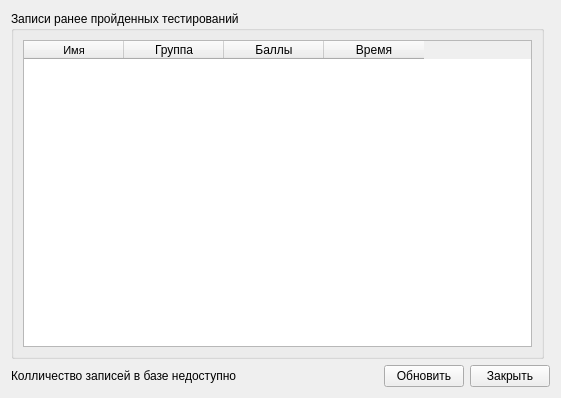
This is hash/historyform.ui in sergeystarkov/kr_hash as Qt 5 draws it before an edit. The edited form follows.
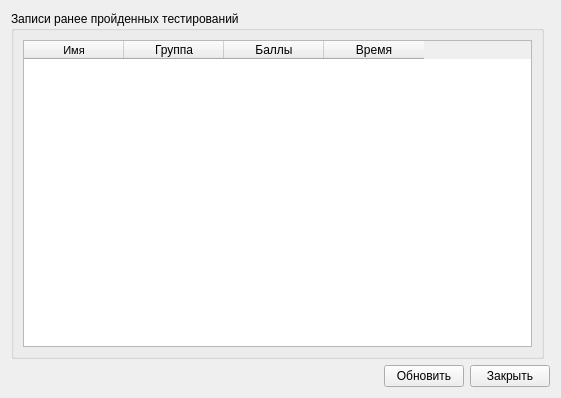
This is the edited form.

Diff of the .ui file:
```diff
--- a/hash/historyform.ui
+++ b/hash/historyform.ui
@@ -68,13 +68,6 @@
    </item>
    <item row="1" column="0" colspan="2">
     <layout class="QHBoxLayout" name="horizontalLayout">
-     <item>
-      <widget class="QLabel" name="label">
-       <property name="text">
-        <string>Колличество записей в базе недоступно</string>
-       </property>
-      </widget>
-     </item>
      <item>
       <spacer name="horizontalSpacer">
        <property name="orientation">
```
Left out of the diff: 2 changed lines with no effect on the pictures.
